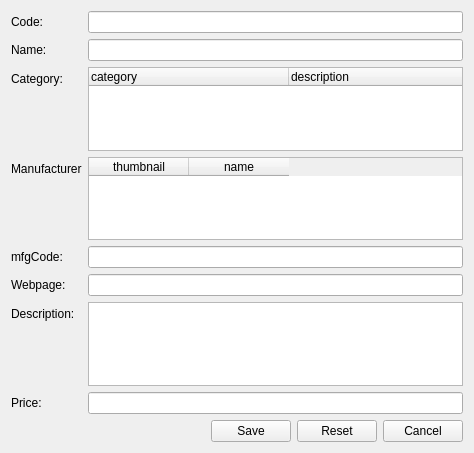
First picture: the form in qt/apps/configurator/forms/component_edit.ui, repository Wolframe/qtClient, before the edit.
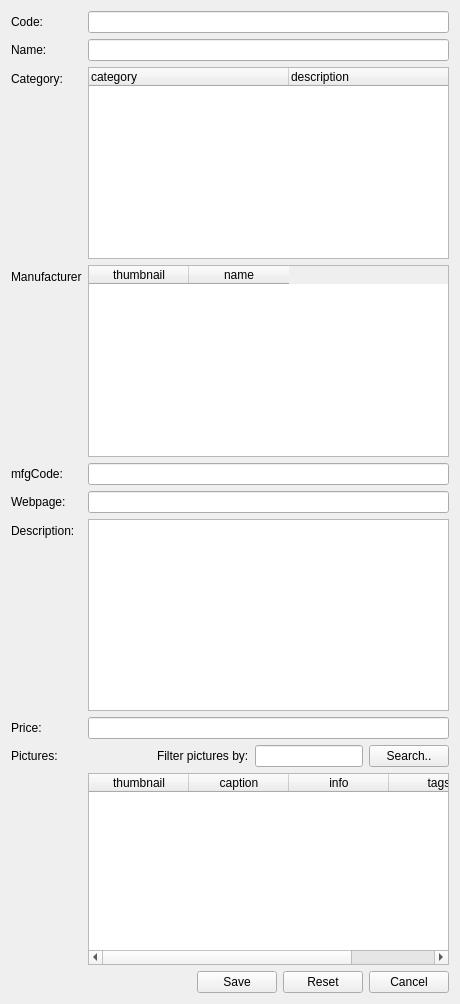
Second picture: the form after the edit.

Commit message: added pictures to components

```diff
--- a/qt/apps/configurator/forms/component_edit.ui
+++ b/qt/apps/configurator/forms/component_edit.ui
@@ -6,8 +6,8 @@
    <rect>
     <x>0</x>
     <y>0</y>
-    <width>474</width>
-    <height>453</height>
+    <width>460</width>
+    <height>1004</height>
    </rect>
   </property>
   <property name="windowTitle">
@@ -184,7 +184,7 @@
    <item row="5" column="1">
     <widget class="QLineEdit" name="webPage"/>
    </item>
-   <item row="9" column="1">
+   <item row="11" column="1">
     <layout class="QHBoxLayout" name="horizontalLayout">
      <item>
       <spacer name="horizontalSpacer">
@@ -272,6 +272,116 @@
    <item row="7" column="1">
     <widget class="QPlainTextEdit" name="description"/>
    </item>
+   <item row="10" column="1">
+    <widget class="QTableWidget" name="picture">
+     <property name="horizontalScrollBarPolicy">
+      <enum>Qt::ScrollBarAsNeeded</enum>
+     </property>
+     <property name="alternatingRowColors">
+      <bool>true</bool>
+     </property>
+     <property name="selectionMode">
+      <enum>QAbstractItemView::MultiSelection</enum>
+     </property>
+     <property name="selectionBehavior">
+      <enum>QAbstractItemView::SelectRows</enum>
+     </property>
+     <property name="showGrid">
+      <bool>true</bool>
+     </property>
+     <property name="gridStyle">
+      <enum>Qt::DotLine</enum>
+     </property>
+     <property name="sortingEnabled">
+      <bool>true</bool>
+     </property>
+     <property name="doctype" stdset="0">
+      <string notr="true">PictureListRequest.simpleform</string>
+     </property>
+     <property name="rootelement" stdset="0">
+      <string notr="true">picture</string>
+     </property>
+     <property name="search" stdset="0">
+      <string notr="true">{search.text}</string>
+     </property>
+     <attribute name="horizontalHeaderShowSortIndicator" stdset="0">
+      <bool>true</bool>
+     </attribute>
+     <attribute name="verticalHeaderStretchLastSection">
+      <bool>false</bool>
+     </attribute>
+     <column>
+      <property name="text">
+       <string>thumbnail</string>
+      </property>
+     </column>
+     <column>
+      <property name="text">
+       <string>caption</string>
+      </property>
+     </column>
+     <column>
+      <property name="text">
+       <string>info</string>
+      </property>
+     </column>
+     <column>
+      <property name="text">
+       <string>tags</string>
+      </property>
+     </column>
+    </widget>
+   </item>
+   <item row="9" column="1">
+    <layout class="QHBoxLayout" name="horizontalLayout_2">
+     <item>
+      <spacer name="horizontalSpacer_3">
+       <property name="orientation">
+        <enum>Qt::Horizontal</enum>
+       </property>
+       <property name="sizeHint" stdset="0">
+        <size>
+         <width>40</width>
+         <height>20</height>
+        </size>
+       </property>
+      </spacer>
+     </item>
+     <item>
+      <widget class="QLabel" name="label_3">
+       <property name="text">
+        <string>Filter pictures by:</string>
+       </property>
+      </widget>
+     </item>
+     <item>
+      <widget class="QLineEdit" name="search"/>
+     </item>
+     <item>
+      <widget class="QPushButton" name="searchButton">
+       <property name="text">
+        <string>Search..</string>
+       </property>
+       <property name="global.searchState" stdset="0">
+        <string notr="true">{search.state}</string>
+       </property>
+       <property name="action" stdset="0">
+        <string notr="true">picture.reload</string>
+       </property>
+      </widget>
+     </item>
+    </layout>
+   </item>
+   <item row="9" column="0">
+    <widget class="QLabel" name="label">
+     <property name="text">
+      <string>Pictures:</string>
+     </property>
+     <property name="buddy">
+      <cstring>picture</cstring>
+     </property>
+    </widget>
+   </item>
   </layout>
  </widget>
  <tabstops>
```
Left out of the diff: 28 changed lines with no effect on the pictures. The commit also changes 8 other files.
